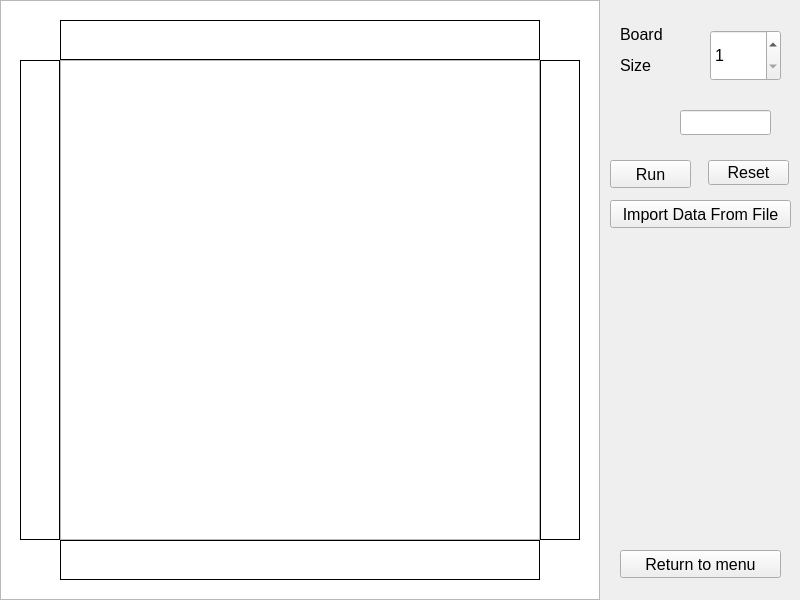
The window that main_ui.ui (bvuongle/Pyramids) describes before a commit, drawn with Qt 5.
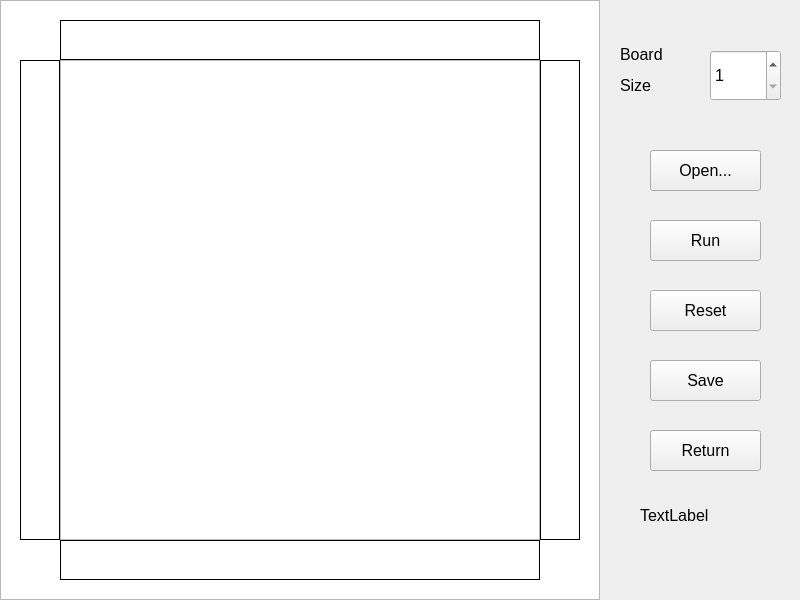
The same window after the commit.

```diff
--- a/main_ui.ui
+++ b/main_ui.ui
@@ -38,6 +38,9 @@
   <property name="windowTitle">
    <string>MainWindow</string>
   </property>
+  <property name="autoFillBackground">
+   <bool>false</bool>
+  </property>
   <property name="iconSize">
    <size>
     <width>30</width>
@@ -562,7 +565,7 @@
       <property name="geometry">
        <rect>
         <x>710</x>
-        <y>30</y>
+        <y>50</y>
         <width>71</width>
         <height>51</height>
        </rect>
@@ -574,23 +577,13 @@
        <number>20</number>
       </property>
      </widget>
-     <widget class="QLineEdit" name="debug">
-      <property name="geometry">
-       <rect>
-        <x>680</x>
-        <y>110</y>
-        <width>91</width>
-        <height>25</height>
-       </rect>
-      </property>
-     </widget>
      <widget class="QPushButton" name="reset_btn">
       <property name="geometry">
        <rect>
-        <x>708</x>
-        <y>160</y>
-        <width>81</width>
-        <height>25</height>
+        <x>650</x>
+        <y>290</y>
+        <width>111</width>
+        <height>41</height>
        </rect>
       </property>
       <property name="text">
@@ -600,10 +593,10 @@
      <widget class="QPushButton" name="run_btn">
       <property name="geometry">
        <rect>
-        <x>610</x>
-        <y>160</y>
-        <width>81</width>
-        <height>28</height>
+        <x>650</x>
+        <y>220</y>
+        <width>111</width>
+        <height>41</height>
        </rect>
       </property>
       <property name="text">
@@ -613,21 +606,21 @@
      <widget class="QPushButton" name="returnS_btn">
       <property name="geometry">
        <rect>
-        <x>620</x>
-        <y>550</y>
-        <width>161</width>
-        <height>28</height>
+        <x>650</x>
+        <y>430</y>
+        <width>111</width>
+        <height>41</height>
        </rect>
       </property>
       <property name="text">
-       <string>Return to menu</string>
+       <string>Return</string>
       </property>
      </widget>
      <widget class="QLabel" name="label">
       <property name="geometry">
        <rect>
         <x>620</x>
-        <y>20</y>
+        <y>40</y>
         <width>81</width>
         <height>61</height>
        </rect>
@@ -642,14 +635,40 @@
      <widget class="QPushButton" name="import_btn">
       <property name="geometry">
        <rect>
-        <x>610</x>
-        <y>200</y>
-        <width>181</width>
-        <height>28</height>
+        <x>650</x>
+        <y>150</y>
+        <width>111</width>
+        <height>41</height>
        </rect>
       </property>
       <property name="text">
-       <string>Import Data From File</string>
+       <string>Open...</string>
+      </property>
+     </widget>
+     <widget class="QPushButton" name="save_btn">
+      <property name="geometry">
+       <rect>
+        <x>650</x>
+        <y>360</y>
+        <width>111</width>
+        <height>41</height>
+       </rect>
+      </property>
+      <property name="text">
+       <string>Save</string>
+      </property>
+     </widget>
+     <widget class="QLabel" name="debug">
+      <property name="geometry">
+       <rect>
+        <x>640</x>
+        <y>490</y>
+        <width>111</width>
+        <height>51</height>
+       </rect>
+      </property>
+      <property name="text">
+       <string>TextLabel</string>
       </property>
      </widget>
     </widget>
```
Left out of the diff: 87 changed lines with no effect on the pictures.
